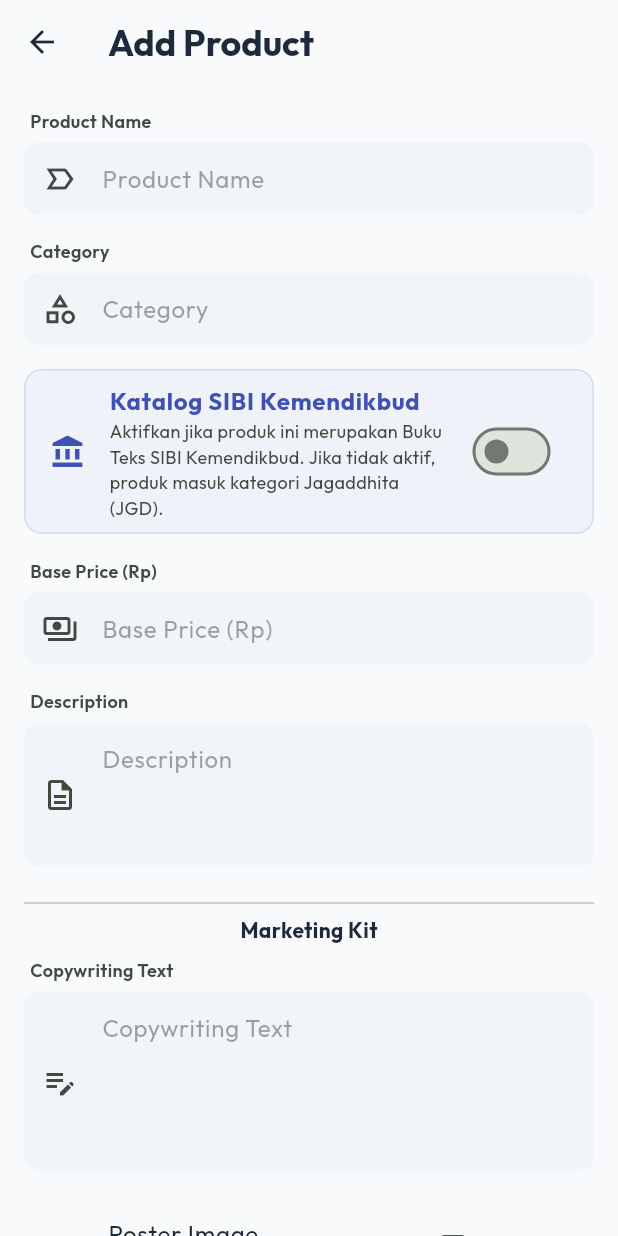
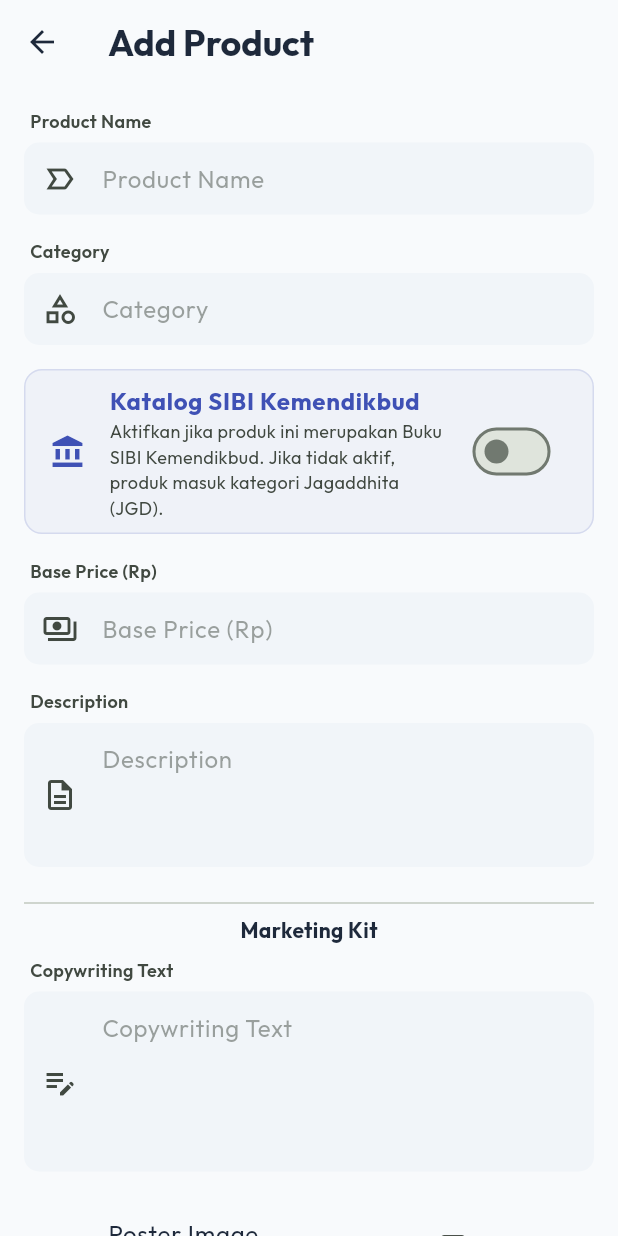
Before and after one commit to rasyiqi-code/Marketing_Penerbit_Jagaddhita, a Flutter app: the AddEditProductScreen screen opened by its route, on a phone screen of 412 x 824 dp. Run offline on Flutter 3.47's test engine with Material 3 defaults, Android fonts, the phone set to English and light mode, and no system bars; our stand-ins replace cloud_firestore, file_picker, firebase_auth, firebase_core, flutter_dotenv, flutter_local_notifications and 6 more; missing offline and left inert: dart:js_interop, dart:ui_web, excel, minio; accounts and stored records are empty.

Commit message:
refactor: ubah teks Buku Teks SIBI menjadi Buku SIBI di form edit produk

```diff
--- a/lib/src/features/admin/add_edit_product_screen.dart
+++ b/lib/src/features/admin/add_edit_product_screen.dart
@@ -146,7 +146,7 @@
                     ),
                   ),
                   subtitle: const Text(
-                    'Aktifkan jika produk ini merupakan Buku Teks SIBI Kemendikbud. Jika tidak aktif, produk masuk kategori Jagaddhita (JGD).',
+                    'Aktifkan jika produk ini merupakan Buku SIBI Kemendikbud. Jika tidak aktif, produk masuk kategori Jagaddhita (JGD).',
                     style: TextStyle(fontSize: 12),
                   ),
                   value: _isSibi,
```
